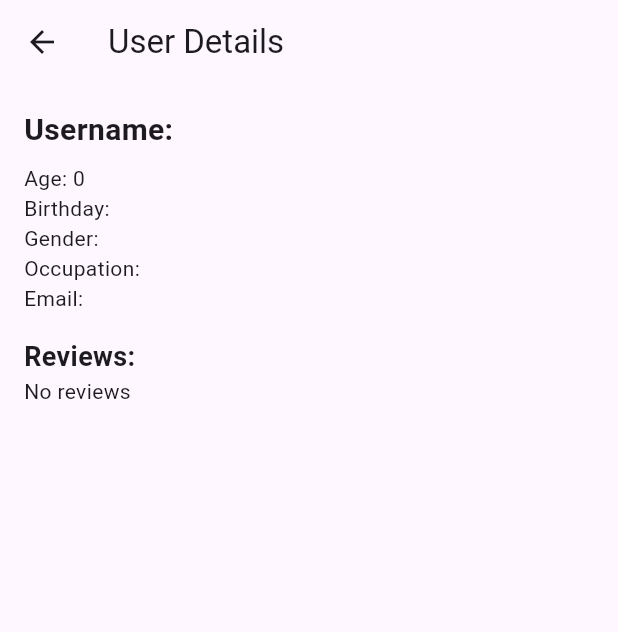
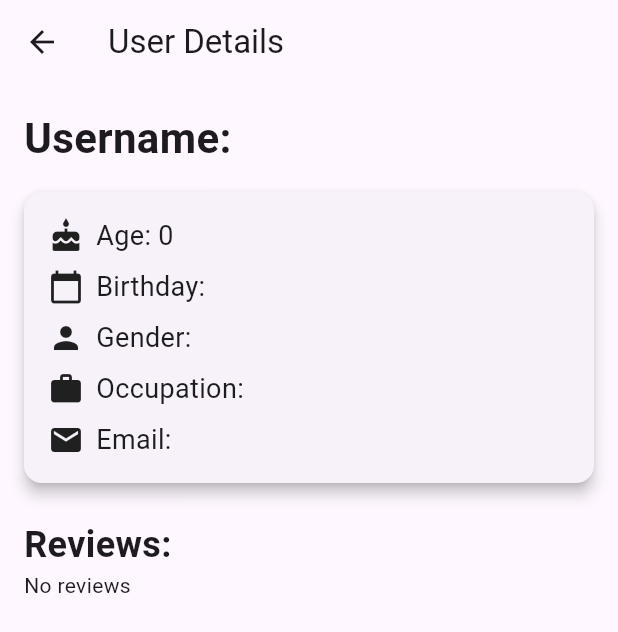
Before and after one commit to hanxi27/Admin-Website, a Flutter app: the UserDetailPage screen opened directly with empty values, on a phone screen of 412 x 824 dp. Shown: the top 632 px of the screen. Run offline on Flutter 3.47's test engine with Material 3 defaults, Android fonts, the phone set to English and light mode, and no system bars; our stand-ins replace cloud_firestore, cloud_functions, file_picker, firebase_auth, firebase_core, image_picker and 1 more; accounts and stored records are empty.

Commit message:
review ok

```diff
--- a/lib/Customer_Detail/user_detail_page.dart
+++ b/lib/Customer_Detail/user_detail_page.dart
@@ -1,5 +1,6 @@
 import 'package:flutter/material.dart';
 import 'package:cloud_firestore/cloud_firestore.dart';
+import 'package:intl/intl.dart'; // For formatting the timestamp
 
 class UserDetailPage extends StatelessWidget {
   final String userId;
@@ -32,15 +33,62 @@ class UserDetailPage extends StatelessWidget {
             child: Column(
               crossAxisAlignment: CrossAxisAlignment.start,
               children: [
-                Text('Username: ${userData['username']}', style: TextStyle(fontSize: 20, fontWeight: FontWeight.bold)),
+                Text('Username: ${userData['username'] ?? 'N/A'}',
+                    style: TextStyle(fontSize: 28, fontWeight: FontWeight.bold)),
                 SizedBox(height: 8),
-                Text('Age: ${userData['age']}'),
-                Text('Birthday: ${userData['birthday']}'),
-                Text('Gender: ${userData['gender']}'),
-                Text('Occupation: ${userData['occupation']}'),
-                Text('Email: ${userData['email']}'),
+                Card(
+                  elevation: 4,
+                  margin: EdgeInsets.symmetric(vertical: 8),
+                  child: Padding(
+                    padding: const EdgeInsets.all(16.0),
+                    child: Column(
+                      crossAxisAlignment: CrossAxisAlignment.start,
+                      children: [
+                        Row(
+                          children: [
+                            Icon(Icons.cake),
+                            SizedBox(width: 8),
+                            Text('Age: ${userData['age'] ?? 'N/A'}', style: TextStyle(fontSize: 18)),
+                          ],
+                        ),
+                        SizedBox(height: 8),
+                        Row(
+                          children: [
+                            Icon(Icons.calendar_today),
+                            SizedBox(width: 8),
+                            Text('Birthday: ${userData['birthday'] ?? 'N/A'}', style: TextStyle(fontSize: 18)),
+                          ],
+                        ),
+                        SizedBox(height: 8),
+                        Row(
+                          children: [
+                            Icon(Icons.person),
+                            SizedBox(width: 8),
+                            Text('Gender: ${userData['gender'] ?? 'N/A'}', style: TextStyle(fontSize: 18)),
+                          ],
+                        ),
+                        SizedBox(height: 8),
+                        Row(
+                          children: [
+                            Icon(Icons.work),
+                            SizedBox(width: 8),
+                            Text('Occupation: ${userData['occupation'] ?? 'N/A'}', style: TextStyle(fontSize: 18)),
+                          ],
+                        ),
+                        SizedBox(height: 8),
+                        Row(
+                          children: [
+                            Icon(Icons.email),
+                            SizedBox(width: 8),
+                            Text('Email: ${userData['email'] ?? 'N/A'}', style: TextStyle(fontSize: 18)),
+                          ],
+                        ),
+                      ],
+                    ),
+                  ),
+                ),
                 SizedBox(height: 16),
-                Text('Reviews:', style: TextStyle(fontSize: 18, fontWeight: FontWeight.bold)),
+                Text('Reviews:', style: TextStyle(fontSize: 24, fontWeight: FontWeight.bold)),
                 Expanded(
                   child: StreamBuilder<QuerySnapshot>(
                     stream: FirebaseFirestore.instance
@@ -60,8 +108,22 @@ class UserDetailPage extends StatelessWidget {
                         itemCount: reviews.length,
                         itemBuilder: (context, index) {
                           var reviewData = reviews[index].data() as Map<String, dynamic>;
-                          return ListTile(
-                            title: Text(reviewData['content']),
+                          var timestamp = (reviewData['timestamp'] as Timestamp).toDate();
+                          var formattedTimestamp = DateFormat('yyyy-MM-dd – kk:mm').format(timestamp);
+
+                          return Card(
+                            elevation: 2,
+                            margin: EdgeInsets.symmetric(vertical: 8),
+                            child: ListTile(
+                              title: Text(reviewData['review'] ?? 'No content', style: TextStyle(fontSize: 18)),
+                              subtitle: Column(
+                                crossAxisAlignment: CrossAxisAlignment.start,
+                                children: [
+                                  Text('Rating: ${reviewData['rating'] ?? 'N/A'}', style: TextStyle(fontSize: 16)),
+                                  Text('Timestamp: $formattedTimestamp', style: TextStyle(fontSize: 16)),
+                                ],
+                              ),
+                            ),
                           );
                         },
                       );
--- a/pubspec.yaml
+++ b/pubspec.yaml
@@ -38,6 +38,7 @@ dependencies:
   shared_preferences: ^2.2.3
   image_picker: ^1.1.2
   file_picker: ^8.0.6
+  intl: ^0.17.0
 
   # The following adds the Cupertino Icons font to your application.
   # Use with the CupertinoIcons class for iOS style icons.
```
Also changed, not shown: pubspec.lock.
